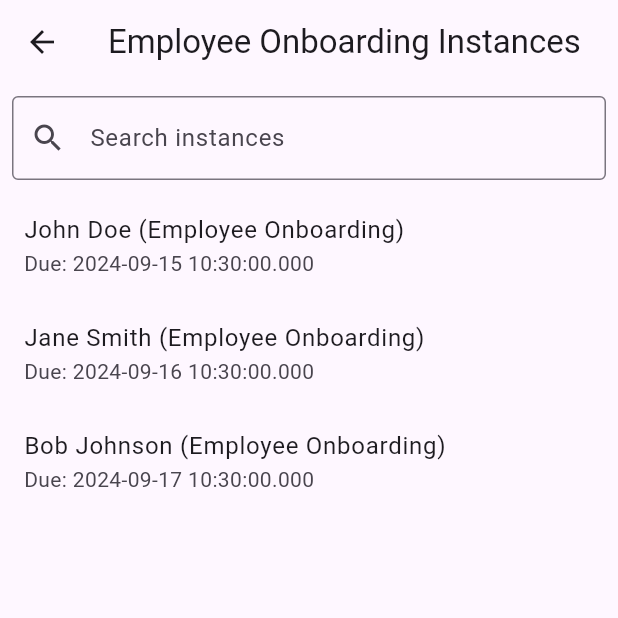
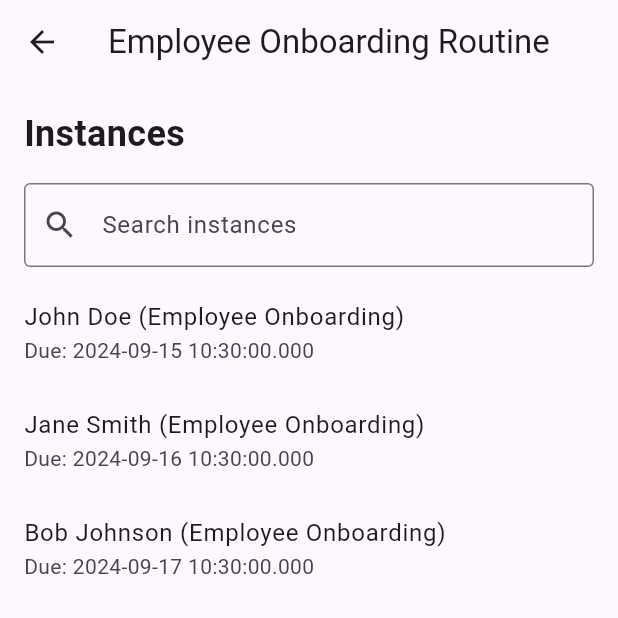
Before and after one commit to zelk/rutinia, a Flutter app: the screen it shows after launch, after a tap on "Employee Onboarding", on a phone screen of 412 x 824 dp, the top half of it. Run offline on Flutter 3.47's test engine with Material 3 defaults, Android fonts, the phone set to English and light mode, and no system bars.

Commit message:
Visual improvements

```diff
--- a/lib/main.dart
+++ b/lib/main.dart
@@ -1,5 +1,8 @@
 import 'package:flutter/material.dart';
 import 'main_page.dart';
+
+// TODO: Add support for integrating REST APIs somehow, maybe using Swagger?
+// TOOD: Integrate email and a few other things that can be used easily
 
 void main() {
   runApp(const MyApp());
--- a/lib/main_page.dart
+++ b/lib/main_page.dart
@@ -5,6 +5,8 @@ import 'routine_page.dart';
 
 // TODO: If a user presses the down arrow key at the bottom of the list, the key stroke should be ignored.
 // TODO: Make sure that the Tab key and the up/down arrow keys are using the same focus features as right now, the tab based focus can be in one place while the arrow keys focus can be in a different place
+// TODO: Implement a breadcrumb navigation system that allows the user to go back to the main page by pressing the back button
+// TODO: Add a "+" button that allows the user to add a new routine and how to do keyboard shortcuts for that
 
 class MoveUpIntent extends Intent {
   const MoveUpIntent();
@@ -173,10 +175,11 @@ class MainPageState extends State<MainPage> {
                   child: TextField(
                     controller: _searchController,
                     focusNode: _searchFocusNode,
-                    decoration: const InputDecoration(
+                    decoration: InputDecoration(
                       hintText: 'Search routines',
-                      prefixIcon: Icon(Icons.search),
-                      border: OutlineInputBorder(),
+                      hintStyle: TextStyle(color: Colors.grey[400]),
+                      prefixIcon: const Icon(Icons.search),
+                      border: const OutlineInputBorder(),
                     ),
                     onChanged: _filterRoutines,
                   ),
--- a/lib/routine_page.dart
+++ b/lib/routine_page.dart
@@ -1,6 +1,14 @@
 import 'package:flutter/material.dart';
 import 'models.dart';
 import 'instance_page.dart';
+
+// TODO: Add keyboard shortcuts for the routine page
+// TODO: Add a "+" button that allows the user to add a new instance and how to do keyboard shortcuts for that
+// TODO: Add a way to edit the routine
+// TODO: Add a way to delete the routine
+// TODO: Add a way to duplicate the routine
+// TODO: Add a way to move the routine up or down the list
+// TODO: Add a way to move the routine to a different list
 
 class RoutinePage extends StatelessWidget {
   final Routine routine;
@@ -11,13 +19,26 @@ class RoutinePage extends StatelessWidget {
   Widget build(BuildContext context) {
     return Scaffold(
       appBar: AppBar(
-        title: Text('${routine.name} Instances'),
+        title: Text('${routine.name} Routine'),
       ),
       body: Column(
+        crossAxisAlignment: CrossAxisAlignment.start,
         children: [
+          // Instances headline
+          const Padding(
+            padding: EdgeInsets.fromLTRB(16.0, 16.0, 16.0, 8.0),
+            child: Text(
+              'Instances',
+              style: TextStyle(
+                fontSize: 24,
+                fontWeight: FontWeight.bold,
+              ),
+            ),
+          ),
           // Search box
           Padding(
-            padding: const EdgeInsets.all(8.0),
+            padding:
+                const EdgeInsets.symmetric(horizontal: 16.0, vertical: 8.0),
             child: TextField(
               decoration: const InputDecoration(
                 hintText: 'Search instances',
--- a/pubspec.yaml
+++ b/pubspec.yaml
@@ -1,4 +1,4 @@
-name: rutinia
+name: Rutinia
 description: "A new Flutter project."
 # The following line prevents the package from being accidentally published to
 # pub.dev using `flutter pub publish`. This is preferred for private packages.
```
